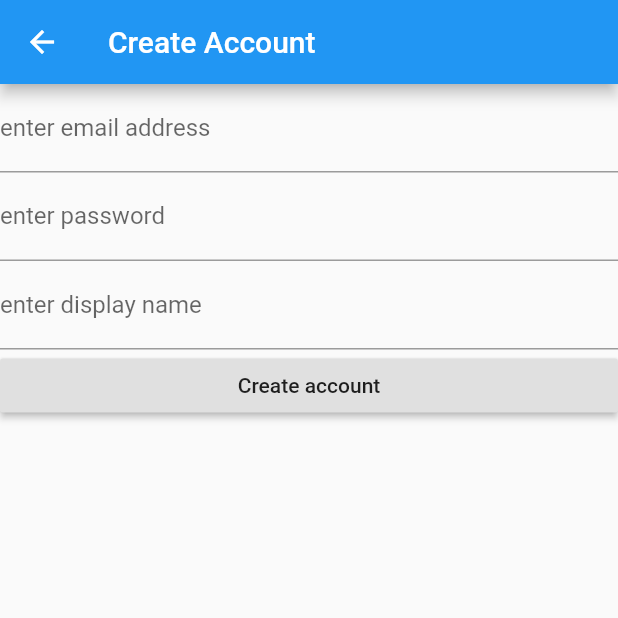
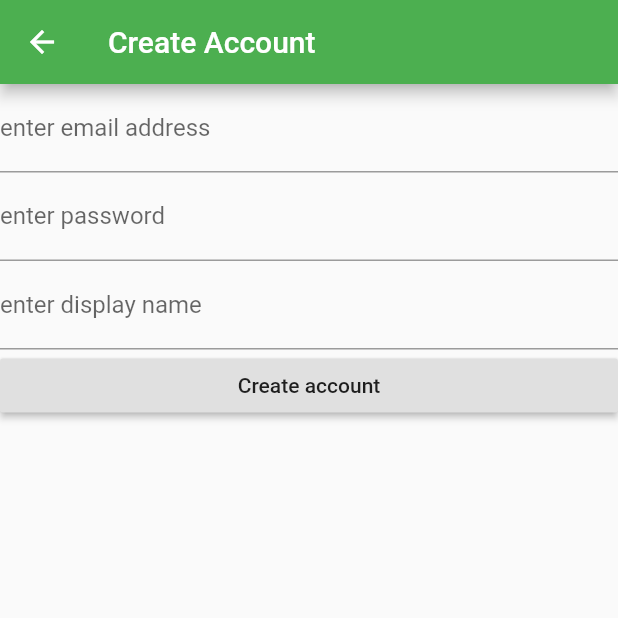
Before and after one commit to FionaDN87/Demo, a Flutter app: the screen it shows after launch, after a tap on "Create Account", on a phone screen of 412 x 824 dp, the top half of it. Run offline on Flutter 3.47's test engine with Material 2 defaults, Android fonts, the phone set to English and light mode, and no system bars; our stand-ins replace cloud_firestore, firebase_auth; accounts and stored records are empty.

Commit message:
Changed appBar background color to green

```diff
--- a/lib/view/frontpage.dart
+++ b/lib/view/frontpage.dart
@@ -28,11 +28,13 @@ class FrontPageState extends State<FrontPage>{
     this.context = context;
     return Scaffold(
       appBar: AppBar(
+        backgroundColor: Colors.green,
         title: Text('Demo for Login page'),
         actions: <Widget>[
           FlatButton.icon(
             icon: Icon(Icons.people),
             label: Text("Create Account"),
+            textColor: Colors.white,
             onPressed: controller.creatAccount,
           ),
 
--- a/lib/view/signuppage.dart
+++ b/lib/view/signuppage.dart
@@ -30,6 +30,7 @@ class SignUpPageState extends State<SignUpPage>{
     this.context = context;
     return Scaffold(
       appBar: AppBar(
+        backgroundColor: Colors.green,
         title: Text('Create Account'),
 
       ),
```
